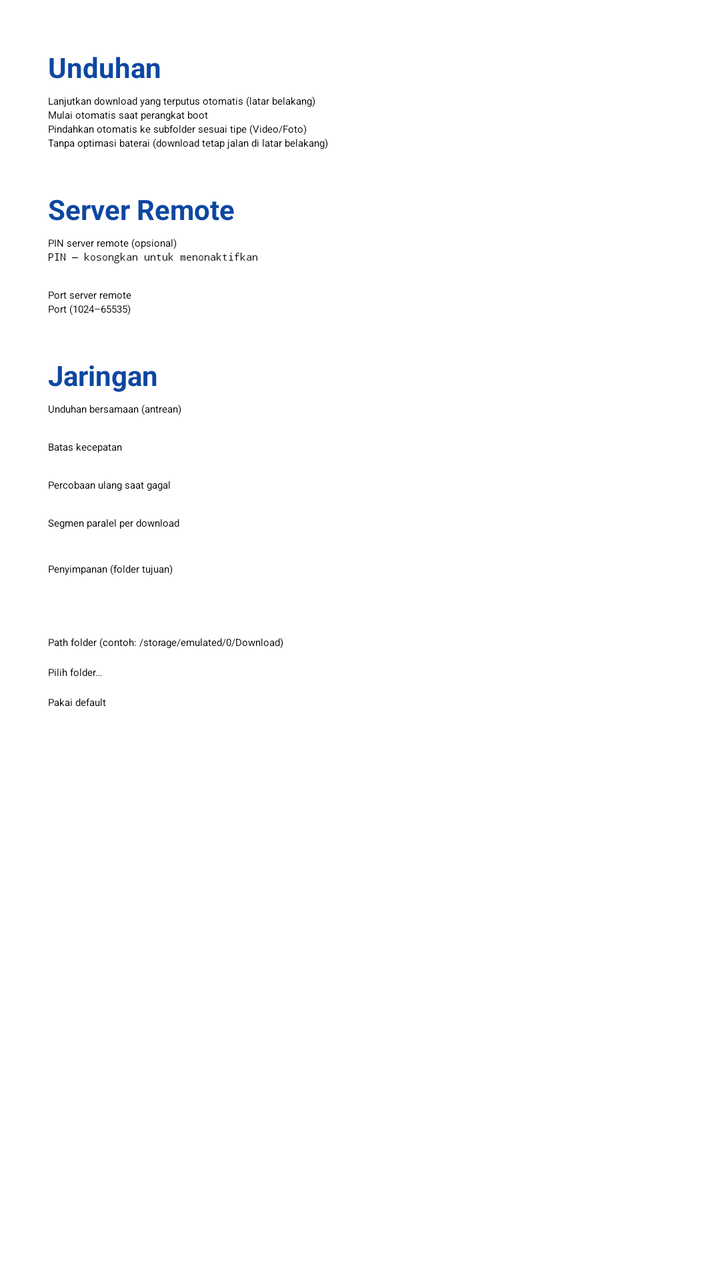
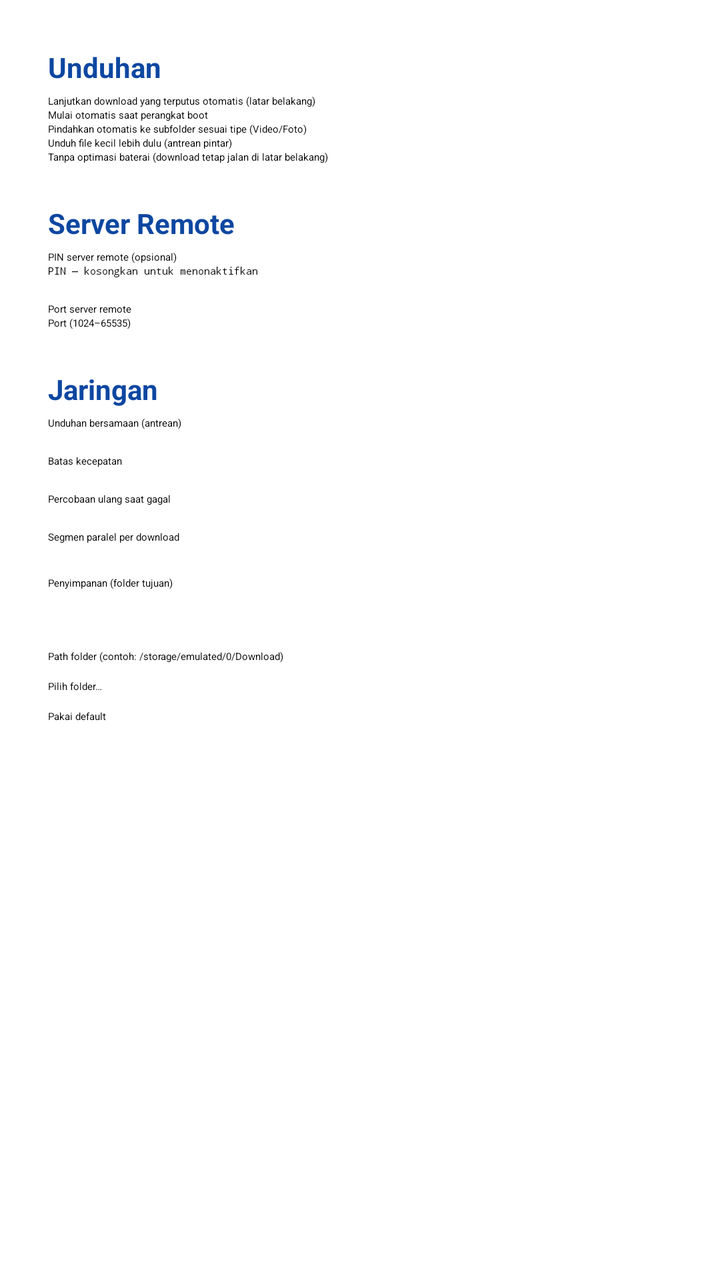

Compare the two renders of this Android layout. The source of the first and the diff that turns it into the second are given below.
<!-- AndroidManifest.xml: application theme Theme.HttpDownloadManager.Splash -->
<!-- res/layout/dialog_settings.xml -->
<?xml version="1.0" encoding="utf-8"?>
<ScrollView xmlns:android="http://schemas.android.com/apk/res/android"
    android:layout_width="match_parent"
    android:layout_height="match_parent"
    android:fillViewport="true">

    <LinearLayout
        android:layout_width="match_parent"
        android:layout_height="wrap_content"
        android:orientation="vertical"
        android:paddingHorizontal="24dp"
        android:paddingTop="24dp">

        <TextView
            android:layout_width="match_parent"
            android:layout_height="wrap_content"
            android:text="@string/settings_section_download"
            android:textColor="@color/primary"
            android:textSize="14sp"
            android:textStyle="bold" />

        <CheckBox
            android:id="@+id/check_background"
            android:layout_width="match_parent"
            android:layout_height="wrap_content"
            android:layout_marginTop="4dp"
            android:text="@string/settings_background" />

        <CheckBox
            android:id="@+id/check_autostart"
            android:layout_width="match_parent"
            android:layout_height="wrap_content"
            android:text="@string/settings_autostart" />

        <CheckBox
            android:id="@+id/check_auto_sort"
            android:layout_width="match_parent"
            android:layout_height="wrap_content"
            android:text="@string/settings_auto_sort" />

        <CheckBox
            android:id="@+id/check_battery"
            android:layout_width="match_parent"
            android:layout_height="wrap_content"
            android:text="@string/settings_battery" />

        <TextView
            android:layout_width="match_parent"
            android:layout_height="wrap_content"
            android:layout_marginTop="20dp"
            android:text="@string/settings_section_server"
            android:textColor="@color/primary"
            android:textSize="14sp"
            android:textStyle="bold" />

        <TextView
            android:layout_width="match_parent"
            android:layout_height="wrap_content"
            android:layout_marginTop="4dp"
            android:text="@string/settings_pin_label"
            android:textAppearance="?attr/textAppearanceBodyMedium" />

        <EditText
            android:id="@+id/input_pin"
            android:layout_width="match_parent"
            android:layout_height="wrap_content"
            android:hint="@string/settings_pin_hint"
            android:inputType="numberPassword"
            android:maxLength="10" />

        <TextView
            android:layout_width="match_parent"
            android:layout_height="wrap_content"
            android:layout_marginTop="12dp"
            android:text="@string/settings_port_label"
            android:textAppearance="?attr/textAppearanceBodyMedium" />

        <EditText
            android:id="@+id/input_port"
            android:layout_width="match_parent"
            android:layout_height="wrap_content"
            android:hint="@string/settings_port_hint"
            android:importantForAutofill="no"
            android:inputType="number" />

        <TextView
            android:layout_width="match_parent"
            android:layout_height="wrap_content"
            android:layout_marginTop="20dp"
            android:text="@string/settings_section_network"
            android:textColor="@color/primary"
            android:textSize="14sp"
            android:textStyle="bold" />

        <TextView
            android:layout_width="match_parent"
            android:layout_height="wrap_content"
            android:layout_marginTop="4dp"
            android:text="@string/settings_concurrent"
            android:textAppearance="?attr/textAppearanceBodyMedium" />

        <Spinner
            android:id="@+id/spinner_concurrent"
            android:layout_width="match_parent"
            android:layout_height="wrap_content" />

        <TextView
            android:layout_width="match_parent"
            android:layout_height="wrap_content"
            android:layout_marginTop="12dp"
            android:text="@string/settings_speed_limit"
            android:textAppearance="?attr/textAppearanceBodyMedium" />

        <Spinner
            android:id="@+id/spinner_speed"
            android:layout_width="match_parent"
            android:layout_height="wrap_content" />

        <TextView
            android:layout_width="match_parent"
            android:layout_height="wrap_content"
            android:layout_marginTop="12dp"
            android:text="@string/settings_retry"
            android:textAppearance="?attr/textAppearanceBodyMedium" />

        <Spinner
            android:id="@+id/spinner_retry"
            android:layout_width="match_parent"
            android:layout_height="wrap_content" />

        <TextView
            android:layout_width="match_parent"
            android:layout_height="wrap_content"
            android:layout_marginTop="12dp"
            android:text="@string/settings_segments"
            android:textAppearance="?attr/textAppearanceBodyMedium" />

        <Spinner
            android:id="@+id/spinner_segments"
            android:layout_width="match_parent"
            android:layout_height="wrap_content" />

        <include
            android:id="@+id/storage_section"
            layout="@layout/view_storage_section" />
    </LinearLayout>
</ScrollView>
<!-- res/layout/view_storage_section.xml (included above) -->
<?xml version="1.0" encoding="utf-8"?>
<LinearLayout xmlns:android="http://schemas.android.com/apk/res/android"
    android:layout_width="match_parent"
    android:layout_height="wrap_content"
    android:orientation="vertical">

    <TextView
        android:layout_width="match_parent"
        android:layout_height="wrap_content"
        android:layout_marginTop="16dp"
        android:text="@string/settings_storage_label"
        android:textAppearance="?attr/textAppearanceBodyMedium" />

    <TextView
        android:id="@+id/current_storage"
        android:layout_width="match_parent"
        android:layout_height="wrap_content"
        android:layout_marginTop="4dp"
        android:textColor="@color/text_secondary"
        android:textSize="13sp" />

    <EditText
        android:id="@+id/input_storage_path"
        android:layout_width="match_parent"
        android:layout_height="wrap_content"
        android:layout_marginTop="8dp"
        android:hint="@string/storage_text_folder_hint"
        android:importantForAutofill="no"
        android:inputType="text"
        android:maxLines="2" />

    <Button
        android:id="@+id/btn_pick_storage"
        android:layout_width="match_parent"
        android:layout_height="wrap_content"
        android:layout_marginTop="8dp"
        android:text="@string/storage_choose_folder" />

    <Button
        android:id="@+id/btn_reset_storage"
        android:layout_width="match_parent"
        android:layout_height="wrap_content"
        android:layout_marginTop="8dp"
        android:text="@string/storage_use_default" />
</LinearLayout>
<!-- resources referenced by this layout -->
<resources>
  <color name="primary">#0D47A1</color>
  <color name="text_secondary">#757575</color>
  <string name="settings_auto_sort">Pindahkan otomatis ke subfolder sesuai tipe (Video/Foto)</string>
  <string name="settings_autostart">Mulai otomatis saat perangkat boot</string>
  <string name="settings_background">Lanjutkan download yang terputus otomatis (latar belakang)</string>
  <string name="settings_battery">Tanpa optimasi baterai (download tetap jalan di latar belakang)</string>
  <string name="settings_concurrent">Unduhan bersamaan (antrean)</string>
  <string name="settings_pin_hint">PIN — kosongkan untuk menonaktifkan</string>
  <string name="settings_pin_label">PIN server remote (opsional)</string>
  <string name="settings_port_hint">Port (1024–65535)</string>
  <string name="settings_port_label">Port server remote</string>
  <string name="settings_retry">Percobaan ulang saat gagal</string>
  <string name="settings_section_download">Unduhan</string>
  <string name="settings_section_network">Jaringan</string>
  <string name="settings_section_server">Server Remote</string>
  <string name="settings_segments">Segmen paralel per download</string>
  <string name="settings_speed_limit">Batas kecepatan</string>
  <string name="settings_storage_label">Penyimpanan (folder tujuan)</string>
  <string name="storage_choose_folder">Pilih folder…</string>
  <string name="storage_text_folder_hint">Path folder (contoh: /storage/emulated/0/Download)</string>
  <string name="storage_use_default">Pakai default</string>
  <style name="Theme.HttpDownloadManager.Splash" parent="Theme.SplashScreen">
          <item name="windowSplashScreenBackground">@color/primary</item>
          <item name="windowSplashScreenAnimatedIcon">@drawable/ic_splash</item>
          <item name="postSplashScreenTheme">@style/Theme.HttpDownloadManager</item>
      </style>
  <!-- drawable ic_splash (drawable) -->
  <?xml version="1.0" encoding="utf-8"?>
  <vector xmlns:android="http://schemas.android.com/apk/res/android"
      android:width="108dp"
      android:height="108dp"
      android:viewportWidth="108"
      android:viewportHeight="108">
      <path
          android:fillColor="#FFFFFF"
          android:pathData="M48,40 h12 v16 h-12 z" />
      <path
          android:fillColor="#FFFFFF"
          android:pathData="M40,56 h28 l-14,16 z" />
      <path
          android:fillColor="#FFFFFF"
          android:pathData="M42,80 h24 v4 h-24 z" />
  </vector>
  <style name="Theme.HttpDownloadManager" parent="Theme.Material3.DayNight.NoActionBar">
          <item name="colorPrimary">@color/primary</item>
          <item name="colorPrimaryDark">@color/primary_dark</item>
          <item name="colorAccent">@color/accent</item>
      </style>
  <color name="primary_dark">#002171</color>
  <color name="accent">#FF6F00</color>
</resources>

<!-- the commit's change to res/layout/dialog_settings.xml (unified diff, before → after) -->
@@ -37,6 +37,12 @@
             android:layout_width="match_parent"
             android:layout_height="wrap_content"
             android:text="@string/settings_auto_sort" />
+
+        <CheckBox
+            android:id="@+id/check_small_first"
+            android:layout_width="match_parent"
+            android:layout_height="wrap_content"
+            android:text="@string/settings_small_first" />
 
         <CheckBox
             android:id="@+id/check_battery"
<!-- resource entries referenced after the edit -->
@@ -16,6 +16,7 @@
   <string name="settings_section_network">Jaringan</string>
   <string name="settings_section_server">Server Remote</string>
   <string name="settings_segments">Segmen paralel per download</string>
+  <string name="settings_small_first">Unduh file kecil lebih dulu (antrean pintar)</string>
   <string name="settings_speed_limit">Batas kecepatan</string>
   <string name="settings_storage_label">Penyimpanan (folder tujuan)</string>
   <string name="storage_choose_folder">Pilih folder…</string>
